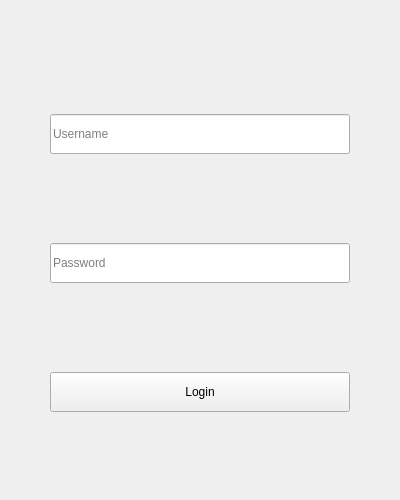
Old version of the form login.ui in the repository Porcupine1/School_Library_System.
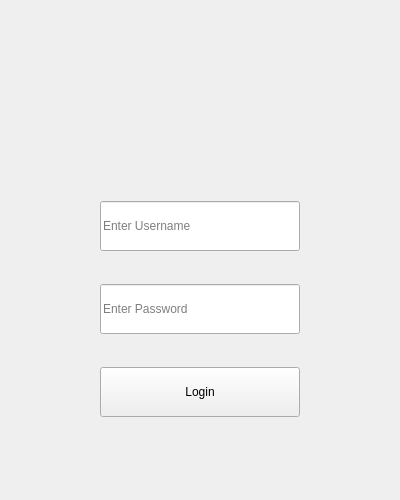
New version of the form.

Patch:
```diff
--- a/login.ui
+++ b/login.ui
@@ -10,72 +10,103 @@
     <height>500</height>
    </rect>
   </property>
+  <property name="maximumSize">
+   <size>
+    <width>400</width>
+    <height>500</height>
+   </size>
+  </property>
   <property name="windowTitle">
    <string>Login</string>
   </property>
   <property name="styleSheet">
    <string notr="true"/>
   </property>
+  <widget class="QWidget" name="widget" native="true">
+   <property name="geometry">
+    <rect>
+     <x>0</x>
+     <y>200</y>
+     <width>400</width>
+     <height>300</height>
+    </rect>
+   </property>
+   <property name="styleSheet">
+    <string notr="true"/>
+   </property>
   <widget class="QLabel" name="label">
    <property name="geometry">
     <rect>
-     <x>50</x>
-     <y>310</y>
-     <width>300</width>
-     <height>40</height>
+      <x>100</x>
+      <y>250</y>
+      <width>200</width>
+      <height>50</height>
     </rect>
    </property>
    <property name="text">
     <string/>
    </property>
+    <property name="alignment">
+     <set>Qt::AlignLeading|Qt::AlignLeft|Qt::AlignTop</set>
+    </property>
+    <property name="wordWrap">
+     <bool>true</bool>
+    </property>
   </widget>
   <widget class="QLineEdit" name="username_le">
    <property name="geometry">
     <rect>
-     <x>50</x>
-     <y>114</y>
-     <width>300</width>
-     <height>40</height>
-    </rect>
-   </property>
+      <x>100</x>
+      <y>1</y>
+      <width>200</width>
+      <height>50</height>
+     </rect>
+    </property>
+    <property name="styleSheet">
+     <string notr="true"/>
+    </property>
    <property name="placeholderText">
-    <string>Username</string>
+     <string>Enter Username</string>
+    </property>
+   </widget>
+   <widget class="QPushButton" name="login_btn">
+    <property name="geometry">
+     <rect>
+      <x>100</x>
+      <y>167</y>
+      <width>200</width>
+      <height>50</height>
+     </rect>
+    </property>
+    <property name="styleSheet">
+     <string notr="true"/>
+    </property>
+    <property name="text">
+     <string>Login</string>
    </property>
   </widget>
   <widget class="QLineEdit" name="password_le">
    <property name="geometry">
     <rect>
-     <x>50</x>
-     <y>243</y>
-     <width>300</width>
-     <height>40</height>
-    </rect>
-   </property>
+      <x>100</x>
+      <y>84</y>
+      <width>200</width>
+      <height>50</height>
+     </rect>
+    </property>
+    <property name="styleSheet">
+     <string notr="true"/>
+    </property>
+    <property name="text">
+     <string/>
+    </property>
    <property name="echoMode">
     <enum>QLineEdit::Password</enum>
    </property>
    <property name="placeholderText">
-    <string>Password</string>
-   </property>
-  </widget>
-  <widget class="QPushButton" name="login_btn">
-   <property name="geometry">
-    <rect>
-     <x>50</x>
-     <y>372</y>
-     <width>300</width>
-     <height>40</height>
-    </rect>
-   </property>
-   <property name="text">
-    <string>Login</string>
-   </property>
-   <property name="autoDefault">
-    <bool>false</bool>
-   </property>
-   <property name="default">
-    <bool>false</bool>
-   </property>
+     <string>Enter Password</string>
+    </property>
+   </widget>
   </widget>
  </widget>
  <resources/>
```
Left out of the diff: 4 changed lines with no effect on the pictures. Lines whose indentation alone changed are shown as unchanged.
